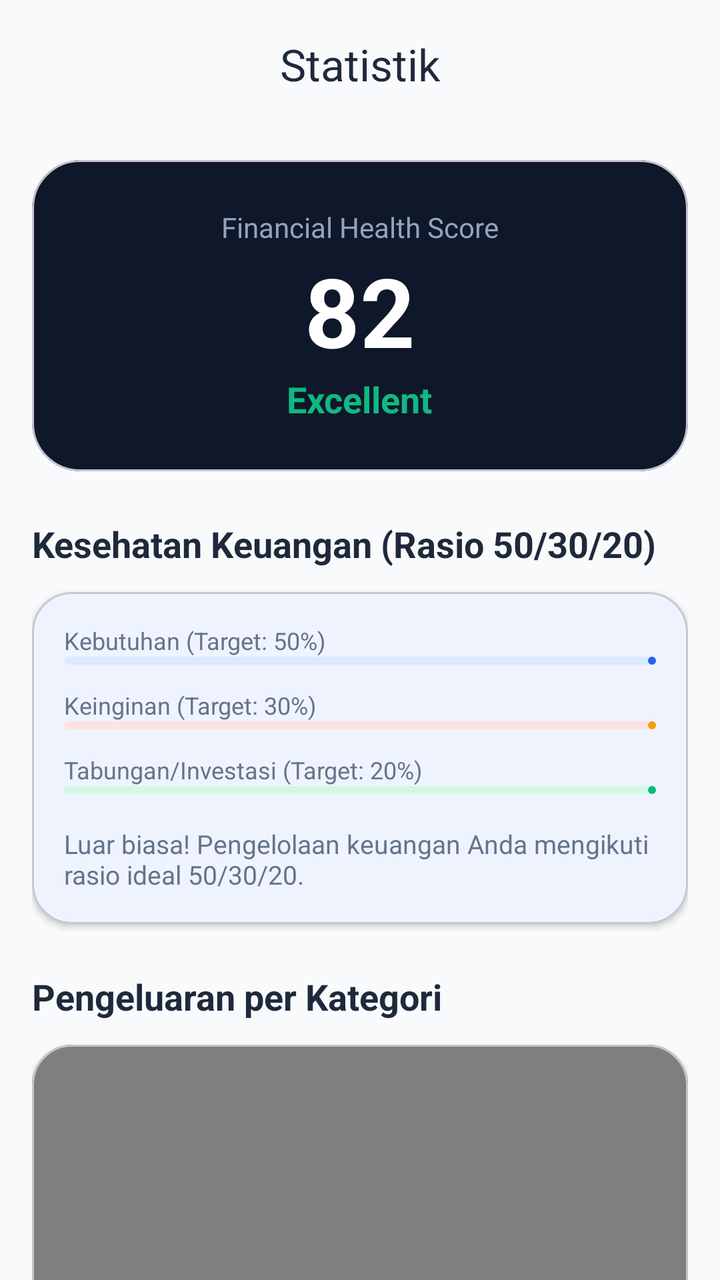
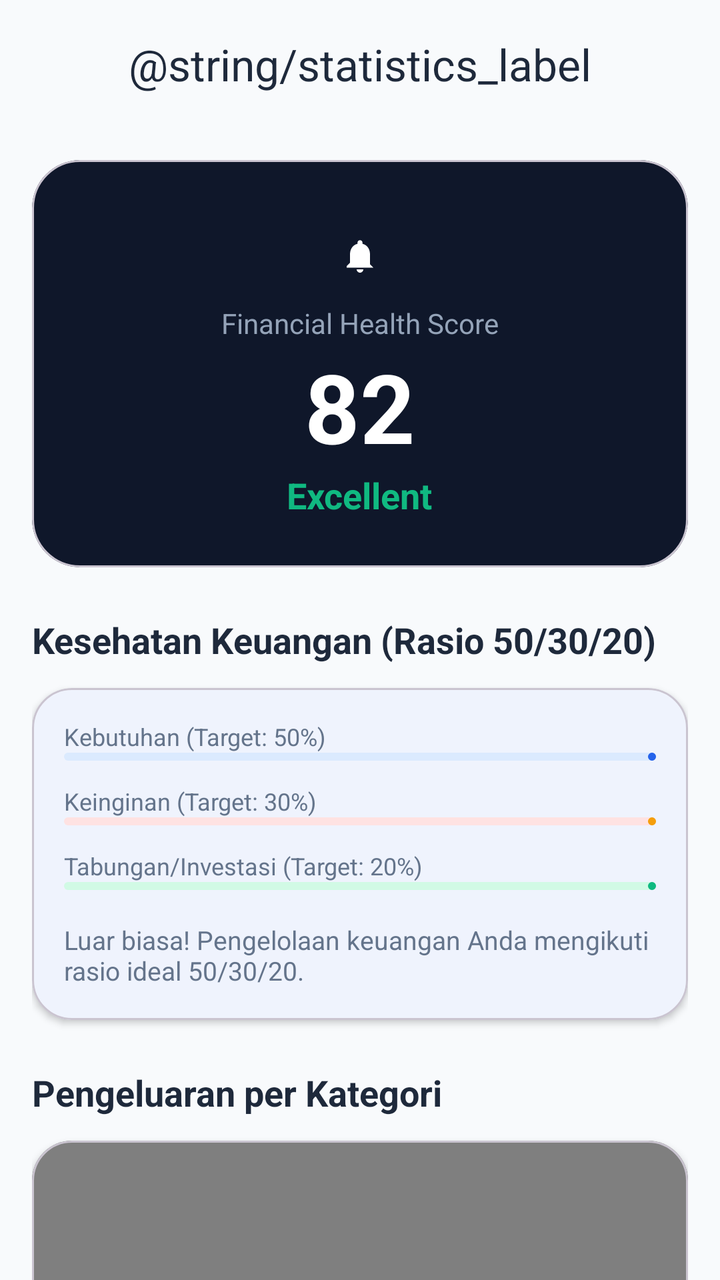

Two renders of the same Android screen: before a commit and after it. Below are the layout's source before the change and the commit's diff.
<!-- AndroidManifest.xml: application theme Theme.TemuCashflow -->
<!-- res/layout/fragment_statistics.xml -->
<?xml version="1.0" encoding="utf-8"?>
<androidx.coordinatorlayout.widget.CoordinatorLayout
    xmlns:android="http://schemas.android.com/apk/res/android"
    xmlns:app="http://schemas.android.com/apk/res-auto"
    android:layout_width="match_parent"
    android:layout_height="match_parent"
    android:background="@color/background">

    <com.google.android.material.appbar.AppBarLayout
        android:layout_width="match_parent"
        android:layout_height="wrap_content"
        android:background="@android:color/transparent"
        app:elevation="0dp">

        <com.google.android.material.appbar.MaterialToolbar
            android:id="@+id/toolbar"
            android:layout_width="match_parent"
            android:layout_height="?attr/actionBarSize"
            app:title="@string/statistics_label"
            app:titleCentered="true"
            app:titleTextColor="@color/text_primary" />

    </com.google.android.material.appbar.AppBarLayout>

    <androidx.core.widget.NestedScrollView
        android:layout_width="match_parent"
        android:layout_height="match_parent"
        app:layout_behavior="@string/appbar_scrolling_view_behavior">

        <LinearLayout
            android:layout_width="match_parent"
            android:layout_height="wrap_content"
            android:orientation="vertical"
            android:padding="16dp">

            
            <com.google.android.material.card.MaterialCardView
                android:layout_width="match_parent"
                android:layout_height="wrap_content"
                app:cardCornerRadius="24dp"
                app:cardElevation="0dp"
                android:backgroundTint="@color/primary_dark"
                android:layout_marginBottom="24dp">

                <LinearLayout
                    android:layout_width="match_parent"
                    android:layout_height="wrap_content"
                    android:orientation="vertical"
                    android:padding="24dp"
                    android:gravity="center">

                    <TextView
                        android:layout_width="wrap_content"
                        android:layout_height="wrap_content"
                        android:text="@string/financial_health_score"
                        android:textColor="@color/text_muted"
                        android:textSize="14sp" />

                    <TextView
                        android:id="@+id/tvHealthScore"
                        android:layout_width="wrap_content"
                        android:layout_height="wrap_content"
                        android:text="82"
                        android:textColor="@color/white"
                        android:textSize="48sp"
                        android:textStyle="bold" />

                    <TextView
                        android:id="@+id/tvHealthCategory"
                        android:layout_width="wrap_content"
                        android:layout_height="wrap_content"
                        android:text="@string/score_excellent"
                        android:textColor="@color/success"
                        android:textSize="18sp"
                        android:textStyle="bold" />

                </LinearLayout>
            </com.google.android.material.card.MaterialCardView>

            
            <TextView
                android:layout_width="wrap_content"
                android:layout_height="wrap_content"
                android:text="@string/health_finance_title"
                android:textSize="18sp"
                android:textStyle="bold"
                android:textColor="@color/text_primary"
                android:layout_marginBottom="12dp" />

            <com.google.android.material.card.MaterialCardView
                android:layout_width="match_parent"
                android:layout_height="wrap_content"
                app:cardCornerRadius="20dp"
                app:cardElevation="2dp"
                android:layout_marginBottom="24dp">
                <LinearLayout
                    android:layout_width="match_parent"
                    android:layout_height="wrap_content"
                    android:orientation="vertical"
                    android:padding="16dp">

                    
                    <TextView android:layout_width="wrap_content" android:layout_height="wrap_content" android:text="@string/label_needs_target" android:textSize="12sp" android:textColor="@color/text_secondary"/>
                    <com.google.android.material.progressindicator.LinearProgressIndicator
                        android:id="@+id/progressNeeds"
                        android:layout_width="match_parent"
                        android:layout_height="wrap_content"
                        app:indicatorColor="@color/primary"
                        app:trackColor="@color/blue_light"
                        app:trackCornerRadius="4dp"
                        android:progress="50" />

                    
                    <TextView android:layout_width="wrap_content" android:layout_height="wrap_content" android:text="@string/label_wants_target" android:textSize="12sp" android:layout_marginTop="12dp" android:textColor="@color/text_secondary"/>
                    <com.google.android.material.progressindicator.LinearProgressIndicator
                        android:id="@+id/progressWants"
                        android:layout_width="match_parent"
                        android:layout_height="wrap_content"
                        app:indicatorColor="@color/orange_warning"
                        app:trackColor="@color/red_light"
                        app:trackCornerRadius="4dp"
                        android:progress="30" />

                    
                    <TextView android:layout_width="wrap_content" android:layout_height="wrap_content" android:text="@string/label_savings_target" android:textSize="12sp" android:layout_marginTop="12dp" android:textColor="@color/text_secondary"/>
                    <com.google.android.material.progressindicator.LinearProgressIndicator
                        android:id="@+id/progressSavings"
                        android:layout_width="match_parent"
                        android:layout_height="wrap_content"
                        app:indicatorColor="@color/success"
                        app:trackColor="@color/green_light"
                        app:trackCornerRadius="4dp"
                        android:progress="20" />

                    <TextView
                        android:id="@+id/tvFinancialAdvice"
                        android:layout_width="match_parent"
                        android:layout_height="wrap_content"
                        android:layout_marginTop="16dp"
                        android:text="@string/advice_ideal"
                        android:textSize="13sp"
                        android:textColor="@color/text_secondary"
                        android:fontStyle="italic"/>
                </LinearLayout>
            </com.google.android.material.card.MaterialCardView>

            
            <TextView
                android:layout_width="wrap_content"
                android:layout_height="wrap_content"
                android:text="@string/label_expense_by_category"
                android:textSize="18sp"
                android:textStyle="bold"
                android:textColor="@color/text_primary"
                android:layout_marginBottom="12dp" />

            <com.google.android.material.card.MaterialCardView
                android:layout_width="match_parent"
                android:layout_height="wrap_content"
                app:cardCornerRadius="20dp"
                app:cardElevation="2dp"
                android:layout_marginBottom="24dp">
                <com.github.mikephil.charting.charts.PieChart
                    android:id="@+id/pieChart"
                    android:layout_width="match_parent"
                    android:layout_height="300dp"
                    android:padding="16dp" />
            </com.google.android.material.card.MaterialCardView>

            
            <TextView
                android:layout_width="wrap_content"
                android:layout_height="wrap_content"
                android:text="Tren Pengeluaran Bulanan"
                android:textSize="18sp"
                android:textStyle="bold"
                android:textColor="@color/text_primary"
                android:layout_marginBottom="12dp" />

            <com.google.android.material.card.MaterialCardView
                android:layout_width="match_parent"
                android:layout_height="wrap_content"
                app:cardCornerRadius="20dp"
                app:cardElevation="2dp"
                android:layout_marginBottom="24dp">
                <com.github.mikephil.charting.charts.BarChart
                    android:id="@+id/barChart"
                    android:layout_width="match_parent"
                    android:layout_height="250dp"
                    android:padding="16dp" />
            </com.google.android.material.card.MaterialCardView>

            
            <LinearLayout
                android:layout_width="match_parent"
                android:layout_height="wrap_content"
                android:orientation="horizontal"
                android:gravity="center_vertical"
                android:layout_marginBottom="12dp">
                <TextView
                    android:layout_width="0dp"
                    android:layout_height="wrap_content"
                    android:layout_weight="1"
                    android:text="@string/label_savings_goals"
                    android:textSize="18sp"
                    android:textStyle="bold"
                    android:textColor="@color/text_primary" />
                <com.google.android.material.button.MaterialButton
                    android:id="@+id/btnAddGoal"
                    style="@style/Widget.Material3.Button.TextButton"
                    android:layout_width="wrap_content"
                    android:layout_height="wrap_content"
                    android:text="@string/btn_add_goal" />
            </LinearLayout>

            <androidx.recyclerview.widget.RecyclerView
                android:id="@+id/rvGoals"
                android:layout_width="match_parent"
                android:layout_height="wrap_content"
                android:nestedScrollingEnabled="false"
                android:layout_marginBottom="80dp" />

        </LinearLayout>
    </androidx.core.widget.NestedScrollView>

</androidx.coordinatorlayout.widget.CoordinatorLayout>
<!-- resources referenced by this layout -->
<resources>
  <color name="background">#F8FAFC</color>
  <color name="blue_light">#DBEAFE</color>
  <color name="green_light">#D1FAE5</color>
  <color name="orange_warning">#F59E0B</color>
  <color name="primary">#2563EB</color>
  <color name="primary_dark">#0F172A</color>
  <color name="red_light">#FEE2E2</color>
  <color name="success">#10B981</color>
  <color name="text_muted">#94A3B8</color>
  <color name="text_primary">#1E293B</color>
  <color name="text_secondary">#64748B</color>
  <color name="white">#FFFFFF</color>
  <string name="advice_ideal">Luar biasa! Pengelolaan keuangan Anda mengikuti rasio ideal 50/30/20.</string>
  <string name="btn_add_goal">+ Tambah</string>
  <string name="financial_health_score">Financial Health Score</string>
  <string name="health_finance_title">Kesehatan Keuangan (Rasio 50/30/20)</string>
  <string name="label_expense_by_category">Pengeluaran per Kategori</string>
  <string name="label_needs_target">Kebutuhan (Target: 50%)</string>
  <string name="label_savings_goals">Target Tabungan</string>
  <string name="label_savings_target">Tabungan/Investasi (Target: 20%)</string>
  <string name="label_wants_target">Keinginan (Target: 30%)</string>
  <string name="score_excellent">Excellent</string>
  <string name="statistics_label">Statistik</string>
  <style name="Theme.TemuCashflow" parent="Theme.Material3.DayNight.NoActionBar">
          <item name="colorPrimary">@color/primary</item>
          <item name="colorOnPrimary">@color/white</item>
          <item name="colorPrimaryContainer">@color/blue_light</item>
          <item name="colorOnPrimaryContainer">@color/primary</item>
  
          <item name="colorSecondary">@color/secondary</item>
          <item name="colorOnSecondary">@color/white</item>
  
          <item name="colorError">@color/danger</item>
          <item name="colorOnError">@color/white</item>
  
          <item name="android:windowBackground">@color/background</item>
          <item name="colorSurface">@color/surface</item>
          <item name="colorOnSurface">@color/text_primary</item>
  
          
          <item name="android:statusBarColor">@android:color/transparent</item>
          <item name="android:navigationBarColor">@android:color/transparent</item>
          <item name="android:windowTranslucentStatus">false</item>
          <item name="android:windowTranslucentNavigation">false</item>
          <item name="android:windowDrawsSystemBarBackgrounds">true</item>
          <item name="android:fitsSystemWindows">false</item>
  
          
          <item name="android:windowLightStatusBar">?attr/isLightTheme</item>
      </style>
  <color name="secondary">#60A5FA</color>
  <color name="danger">#EF4444</color>
  <color name="surface">#FFFFFF</color>
</resources>

<!-- the commit's change to res/layout/fragment_statistics.xml (unified diff, before → after) -->
@@ -49,6 +49,15 @@
                     android:padding="24dp"
                     android:gravity="center">
 
+                    <com.google.android.material.button.MaterialButton
+                        android:id="@+id/btnSpeakScore"
+                        style="@style/Widget.Material3.Button.IconButton"
+                        android:layout_width="wrap_content"
+                        android:layout_height="wrap_content"
+                        app:icon="@drawable/ic_notification"
+                        app:iconTint="@color/white"
+                        android:contentDescription="Read Aloud" />
+
                     <TextView
                         android:layout_width="wrap_content"
                         android:layout_height="wrap_content"
@@ -185,6 +194,29 @@
                 android:layout_marginBottom="24dp">
                 <com.github.mikephil.charting.charts.BarChart
                     android:id="@+id/barChart"
+                    android:layout_width="match_parent"
+                    android:layout_height="250dp"
+                    android:padding="16dp" />
+            </com.google.android.material.card.MaterialCardView>
+
+            
+            <TextView
+                android:layout_width="wrap_content"
+                android:layout_height="wrap_content"
+                android:text="Tren Pemasukan Bulanan"
+                android:textSize="18sp"
+                android:textStyle="bold"
+                android:textColor="@color/text_primary"
+                android:layout_marginBottom="12dp" />
+
+            <com.google.android.material.card.MaterialCardView
+                android:layout_width="match_parent"
+                android:layout_height="wrap_content"
+                app:cardCornerRadius="20dp"
+                app:cardElevation="2dp"
+                android:layout_marginBottom="24dp">
+                <com.github.mikephil.charting.charts.BarChart
+                    android:id="@+id/incomeBarChart"
                     android:layout_width="match_parent"
                     android:layout_height="250dp"
                     android:padding="16dp" />
<!-- resource entries referenced after the edit -->
@@ -12,6 +12,16 @@
   <color name="text_primary">#1E293B</color>
   <color name="text_secondary">#64748B</color>
   <color name="white">#FFFFFF</color>
+  <!-- drawable ic_notification (drawable) -->
+  <vector xmlns:android="http://schemas.android.com/apk/res/android"
+      android:width="24dp"
+      android:height="24dp"
+      android:viewportWidth="24"
+      android:viewportHeight="24">
+      <path
+          android:fillColor="#000000"
+          android:pathData="M12,22c1.1,0 2,-0.9 2,-2h-4c0,1.1 0.9,2 2,2zM18,16v-5c0,-3.07 -1.63,-5.64 -4.5,-6.32V4c0,-0.83 -0.67,-1.5 -1.5,-1.5s-1.5,0.67 -1.5,1.5v0.68C7.64,5.36 6,7.92 6,11v5l-2,2v1h16l-2,-2v-5z" />
+  </vector>
   <string name="advice_ideal">Luar biasa! Pengelolaan keuangan Anda mengikuti rasio ideal 50/30/20.</string>
   <string name="btn_add_goal">+ Tambah</string>
   <string name="financial_health_score">Financial Health Score</string>
@@ -22,7 +32,6 @@
   <string name="label_savings_target">Tabungan/Investasi (Target: 20%)</string>
   <string name="label_wants_target">Keinginan (Target: 30%)</string>
   <string name="score_excellent">Excellent</string>
-  <string name="statistics_label">Statistik</string>
   <style name="Theme.TemuCashflow" parent="Theme.Material3.DayNight.NoActionBar">
           <item name="colorPrimary">@color/primary</item>
           <item name="colorOnPrimary">@color/white</item>
